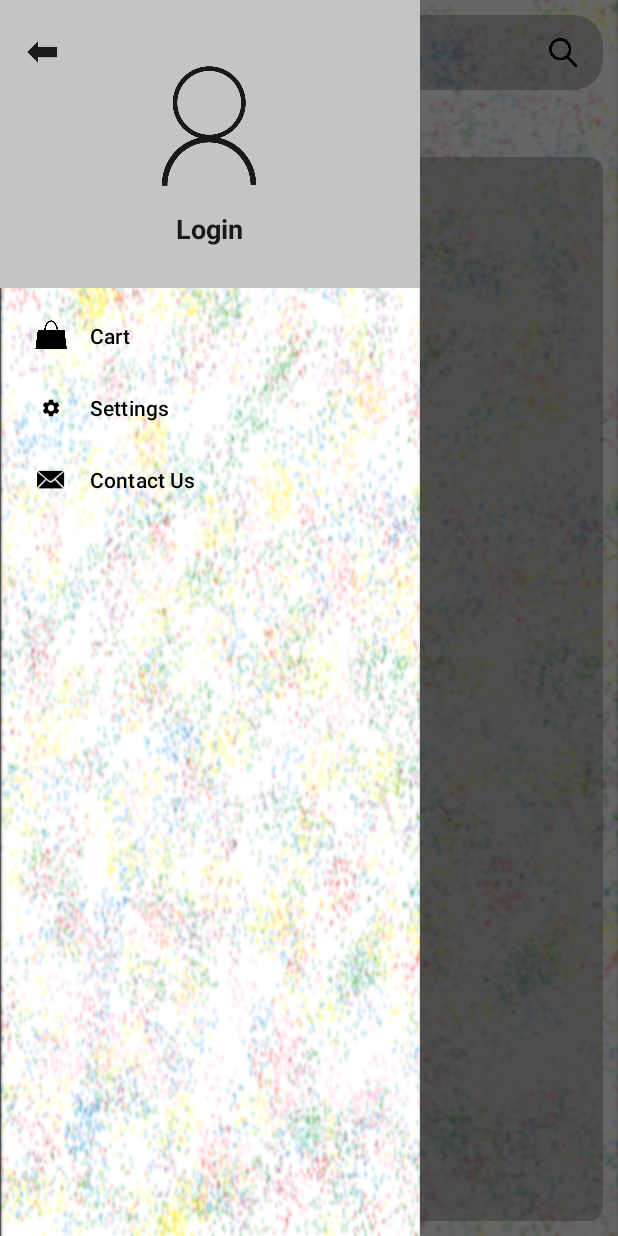
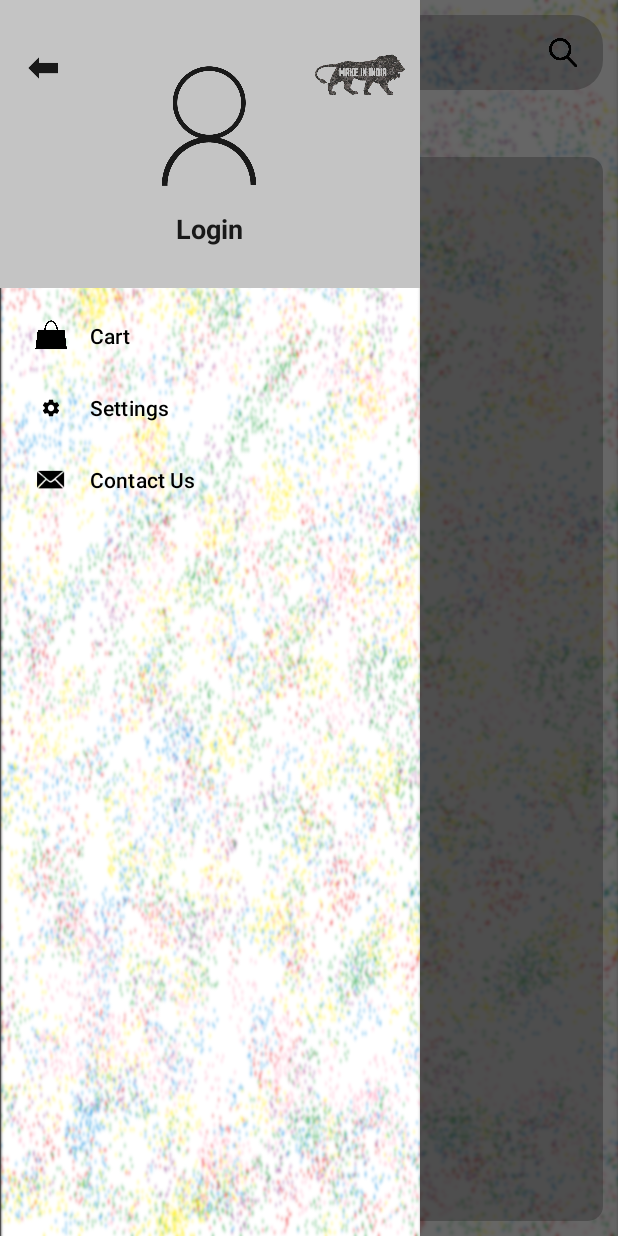
Before and after one commit to official-srv-modak/Shop, an Android app: the screen it shows after launch (MainActivity), with the side drawer open, on a phone screen of 412 x 824 dp. Run offline under Robolectric (Android 15) with nearby library versions, the phone set to English and light mode, and no system bars; pictures from the network do not load.

Commit message:
Added make in india logo in menu header

```diff
--- a/app/src/main/res/layout/menu_header.xml
+++ b/app/src/main/res/layout/menu_header.xml
@@ -33,11 +33,25 @@
                     android:layout_weight="1"
                     app:layout_constraintBottom_toBottomOf="parent"
                     app:layout_constraintEnd_toEndOf="parent"
-                    app:layout_constraintHorizontal_bias="0.069"
+                    app:layout_constraintHorizontal_bias="0.071"
                     app:layout_constraintStart_toStartOf="parent"
                     app:layout_constraintTop_toTopOf="parent"
-                    app:layout_constraintVertical_bias="0.034"
+                    app:layout_constraintVertical_bias="0.116"
                     app:srcCompat="@drawable/back" />
+
+                <ImageView
+                    android:id="@+id/made_in_india_logo_header"
+                    android:layout_width="60dp"
+                    android:layout_height="60dp"
+                    android:layout_marginVertical="20dp"
+                    android:layout_weight="1"
+                    app:layout_constraintBottom_toBottomOf="parent"
+                    app:layout_constraintEnd_toEndOf="parent"
+                    app:layout_constraintHorizontal_bias="0.954"
+                    app:layout_constraintStart_toStartOf="parent"
+                    app:layout_constraintTop_toTopOf="parent"
+                    app:layout_constraintVertical_bias="0.0"
+                    app:srcCompat="@drawable/made_in_india" />
 
                 <ImageView
                     android:id="@+id/logo_header"
```
